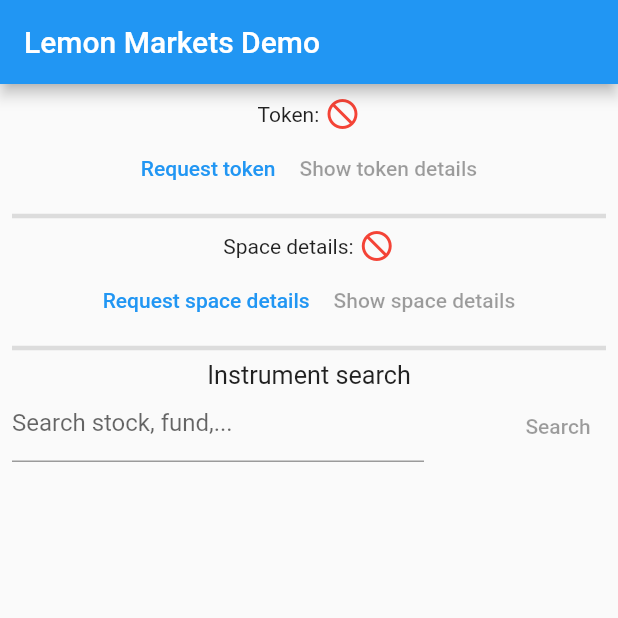
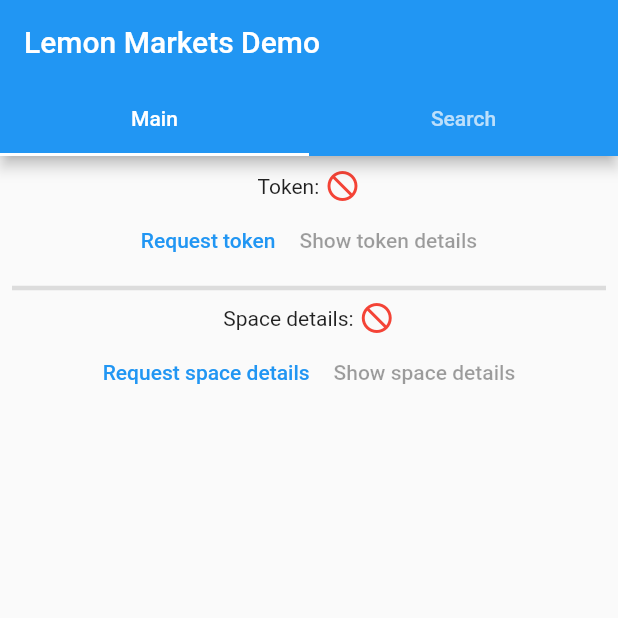
Before and after one commit to stormqueen23/lemonMarketsClient, a Flutter app: the screen it shows after launch, on a phone screen of 412 x 824 dp, the top half of it. Run offline on Flutter 3.47's test engine with Material 2 defaults, Android fonts, the phone set to English and light mode, and no system bars; generated files the repository leaves out were written again.

Commit message:
use tabs

```diff
--- a/example/lib/screens/homeScreen.dart
+++ b/example/lib/screens/homeScreen.dart
@@ -9,11 +9,25 @@ class HomeScreen extends StatelessWidget {
 
   @override
   Widget build(BuildContext context) {
-    return Scaffold(
+    return DefaultTabController(
+      length: 2,
+      child: Scaffold(
         appBar: AppBar(
           title: Text('Lemon Markets Demo'),
+          bottom: TabBar(
+            tabs: [
+              Tab(
+                text: 'Main',
               ),
-      body: SingleChildScrollView(
+              Tab(
+                text: 'Search',
+              ),
+            ],
+          ),
+        ),
+        body: TabBarView(
+          children: [
+            SingleChildScrollView(
               physics: BouncingScrollPhysics(),
               child: Padding(
                 padding: const EdgeInsets.all(8.0),
@@ -23,13 +37,30 @@ class HomeScreen extends StatelessWidget {
                     LemonErrorWidget(),
                     AccessTokenRow(),
                     AccessTokenArea(),
-              Divider(thickness: 3,),
+                    Divider(
+                      thickness: 3,
+                    ),
                     SpaceDetailRow(),
                     SpacesArea(),
-              Divider(thickness: 3,),
+
+                  ],
+                ),
+              ),
+            ),
+            SingleChildScrollView(
+                physics: BouncingScrollPhysics(),
+                child: Padding(
+                  padding: const EdgeInsets.all(8.0),
+                  child: Column(
+                    crossAxisAlignment: CrossAxisAlignment.center,
+                    children: [
+                      LemonErrorWidget(),
                       SearchInstrumentsArea(),
                     ],
                   ),
+                ),
+            )
+          ],
         ),
       ),
     );
--- a/example/lib/widgets/searchInstrumentsWidgets.dart
+++ b/example/lib/widgets/searchInstrumentsWidgets.dart
@@ -89,7 +89,10 @@ class _SearchInstrumentsAreaState extends State<SearchInstrumentsArea> {
           ),
         ]),
         loadingInstruments
-            ? Center(child: CircularProgressIndicator())
+            ? Padding(
+              padding: const EdgeInsets.all(8.0),
+              child: Center(child: CircularProgressIndicator()),
+            )
             : InstrumentListWidget(
                 instruments: result,
               ),
```
Lines whose indentation alone changed are shown as unchanged.
